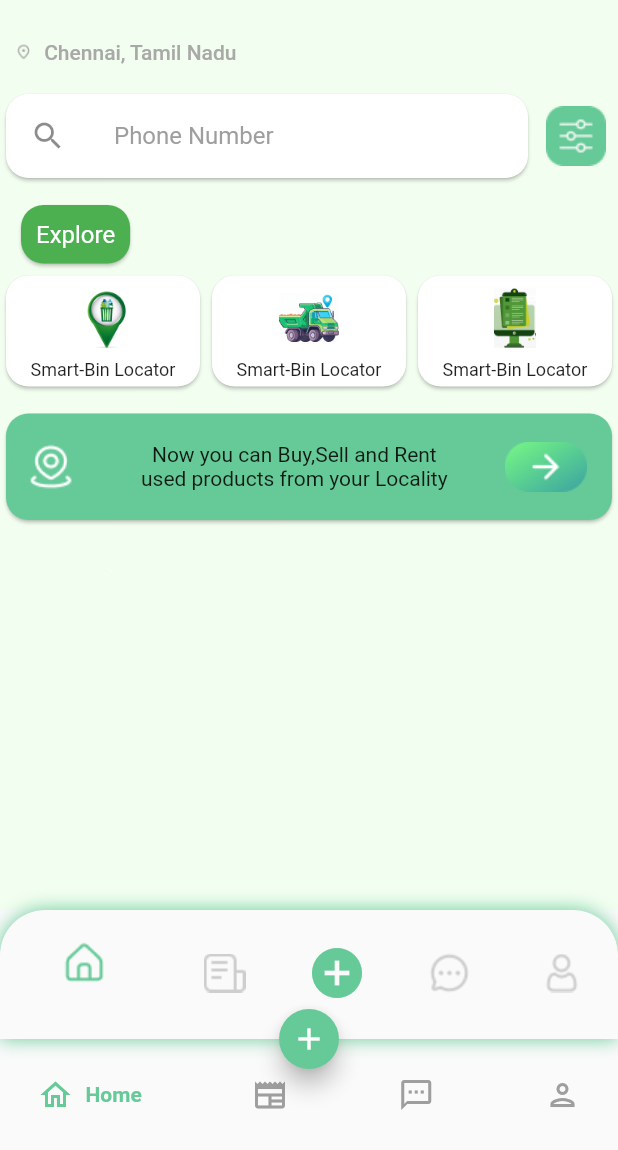
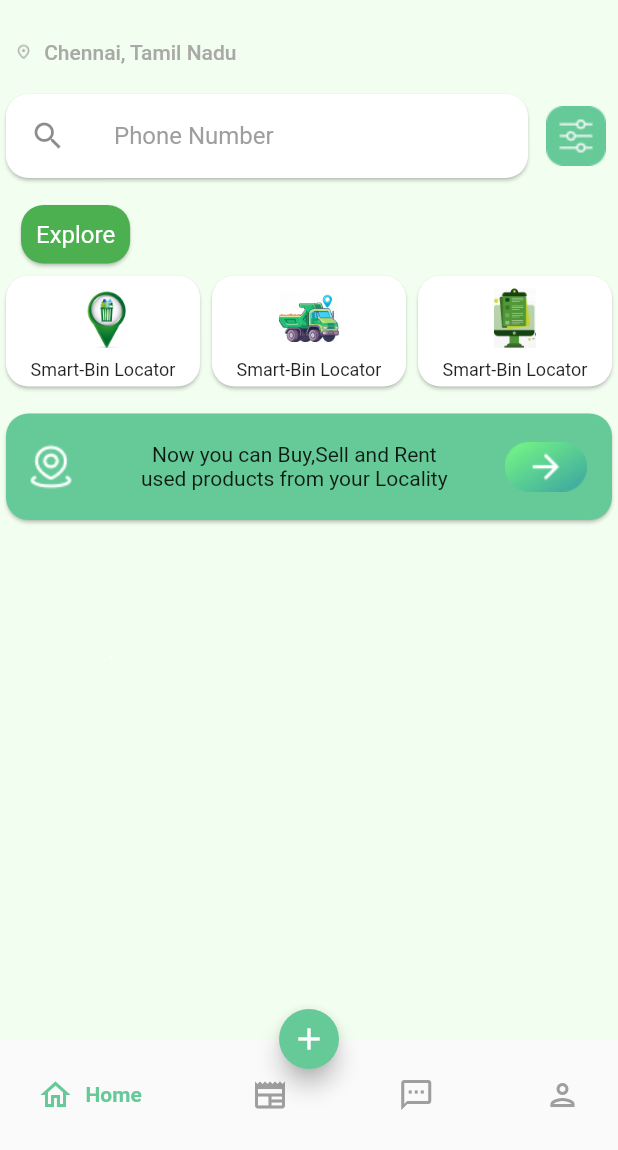
Before and after one commit to tarunpr11/Suchitva, a Flutter app: the UserPage screen opened directly, on a phone screen of 412 x 824 dp, the part 86-1236 px from its top. Run offline on Flutter 3.47's test engine with Material 2 defaults, Android fonts, the phone set to English and light mode, and no system bars; drawn by our look-alikes of google_nav_bar.

Commit message:
Bottom Navigation Working

```diff
--- a/lib/screens/homepage.dart
+++ b/lib/screens/homepage.dart
@@ -238,113 +238,113 @@ class HomePage extends StatelessWidget {
           ),
         ),
       ),
-      bottomNavigationBar: Container(
-        decoration: BoxDecoration(
-          borderRadius: BorderRadius.only(
-              topLeft: Radius.circular(30.0), topRight: Radius.circular(30.0)),
-          boxShadow: [
-            BoxShadow(
-              blurRadius: 10.0,
-              color: Color(0xFF66CA98),
-            ),
-          ],
-        ),
-        child: ClipRRect(
-          borderRadius: BorderRadius.only(
-              topLeft: Radius.circular(30.0), topRight: Radius.circular(30.0)),
-          child: BottomBar(),
-        ),
-      ),
+      // bottomNavigationBar: Container(
+      //   decoration: const BoxDecoration(
+      //     borderRadius: BorderRadius.only(
+      //         topLeft: Radius.circular(30.0), topRight: Radius.circular(30.0)),
+      //     boxShadow: [
+      //       BoxShadow(
+      //         blurRadius: 10.0,
+      //         color: Color(0xFF66CA98),
+      //       ),
+      //     ],
+      //   ),
+      //   child: const ClipRRect(
+      //     borderRadius: BorderRadius.only(
+      //         topLeft: Radius.circular(30.0), topRight: Radius.circular(30.0)),
+      //     child: BottomBar(),
+      //   ),
+      // ),
     );
   }
 }
 
-class BottomBar extends StatefulWidget {
-  const BottomBar({super.key});
+// class BottomBar extends StatefulWidget {
+//   const BottomBar({super.key});
 
-  @override
-  State<BottomBar> createState() => _BottomBarState();
-}
+//   @override
+//   State<BottomBar> createState() => _BottomBarState();
+// }
 
-class _BottomBarState extends State<BottomBar> {
-  int tapIndex = 0;
-  Widget build(BuildContext context) {
-    return BottomNavigationBar(
-      currentIndex: tapIndex,
-      onTap: (int index) {
-        setState(() {
-          tapIndex = index;
-          print(index);
-        });
-      },
-      items: [
-        BottomNavigationBarItem(
-          icon: IconButton(
-            onPressed: () {},
-            icon: Icon(
-              Icons.home_outlined,
-            ),
-            iconSize: 38.0,
-            color: Colors.grey[350],
-          ),
-          label: '',
-          activeIcon: IconButton(
-            onPressed: () {},
-            icon: Image.asset('images/ActiveHome.png'),
-            iconSize: 20.0,
-          ),
-        ),
-        BottomNavigationBarItem(
-          icon: IconButton(
-            onPressed: () {},
-            icon: Image.asset('images/newsIcon.png'),
-            iconSize: 20.0,
-          ),
-          label: '',
-          activeIcon: IconButton(
-            onPressed: () {},
-            icon: Image.asset('images/ActivenewsIcon.png'),
-            iconSize: 20.0,
-          ),
-        ),
-        BottomNavigationBarItem(
-          icon: IconButton(
-            onPressed: () {},
-            icon: Icon(
-              Icons.add_circle,
-              color: Color(0xFF66CA98),
-            ),
-            iconSize: 40.0,
-          ),
-          label: '',
-        ),
-        BottomNavigationBarItem(
-          icon: IconButton(
-            onPressed: () {},
-            icon: Image.asset('images/ChatIcon.png'),
-            iconSize: 20.0,
-          ),
-          label: '',
-          activeIcon: IconButton(
-            onPressed: () {},
-            icon: Image.asset('images/ActiveChat.png'),
-            iconSize: 20.0,
-          ),
-        ),
-        BottomNavigationBarItem(
-          icon: IconButton(
-            onPressed: () {},
-            icon: Image.asset('images/profileIcon.png'),
-            iconSize: 20.0,
-          ),
-          label: '',
-          activeIcon: IconButton(
-            onPressed: () {},
-            icon: Image.asset('images/ActiveProfile.png'),
-            iconSize: 20.0,
-          ),
-        ),
-      ],
-    );
-  }
-}
+// class _BottomBarState extends State<BottomBar> {
+//   int tapIndex = 0;
+//   Widget build(BuildContext context) {
+//     return BottomNavigationBar(
+//       currentIndex: tapIndex,
+//       onTap: (int index) {
+//         setState(() {
+//           tapIndex = index;
+//           print(index);
+//         });
+//       },
+//       items: [
+//         BottomNavigationBarItem(
+//           icon: IconButton(
+//             onPressed: () {},
+//             icon: Icon(
+//               Icons.home_outlined,
+//             ),
+//             iconSize: 38.0,
+//             color: Colors.grey[350],
+//           ),
+//           label: '',
+//           activeIcon: IconButton(
+//             onPressed: () {},
+//             icon: Image.asset('images/ActiveHome.png'),
+//             iconSize: 20.0,
+//           ),
+//         ),
+//         BottomNavigationBarItem(
+//           icon: IconButton(
+//             onPressed: () {},
+//             icon: Image.asset('images/newsIcon.png'),
+//             iconSize: 20.0,
+//           ),
+//           label: '',
+//           activeIcon: IconButton(
+//             onPressed: () {},
+//             icon: Image.asset('images/ActivenewsIcon.png'),
+//             iconSize: 20.0,
+//           ),
+//         ),
+//         BottomNavigationBarItem(
+//           icon: IconButton(
+//             onPressed: () {},
+//             icon: Icon(
+//               Icons.add_circle,
+//               color: Color(0xFF66CA98),
+//             ),
+//             iconSize: 40.0,
+//           ),
+//           label: '',
+//         ),
+//         BottomNavigationBarItem(
+//           icon: IconButton(
+//             onPressed: () {},
+//             icon: Image.asset('images/ChatIcon.png'),
+//             iconSize: 20.0,
+//           ),
+//           label: '',
+//           activeIcon: IconButton(
+//             onPressed: () {},
+//             icon: Image.asset('images/ActiveChat.png'),
+//             iconSize: 20.0,
+//           ),
+//         ),
+//         BottomNavigationBarItem(
+//           icon: IconButton(
+//             onPressed: () {},
+//             icon: Image.asset('images/profileIcon.png'),
+//             iconSize: 20.0,
+//           ),
+//           label: '',
+//           activeIcon: IconButton(
+//             onPressed: () {},
+//             icon: Image.asset('images/ActiveProfile.png'),
+//             iconSize: 20.0,
+//           ),
+//         ),
+//       ],
+//     );
+//   }
+// }
--- a/lib/userPage.dart
+++ b/lib/userPage.dart
@@ -1,6 +1,6 @@
 import 'package:flutter/material.dart';
 import 'package:google_nav_bar/google_nav_bar.dart';
-import 'package:nirmal/screens/community.dart';
+import 'package:nirmal/screens/chat.dart';
 import 'package:nirmal/screens/homepage.dart';
 import 'package:nirmal/screens/news.dart';
 import 'package:nirmal/screens/profile.dart';
@@ -16,8 +16,8 @@ class _UserPageState extends State<UserPage> {
   int _selectedIndex = 0;
   static const List<Widget> _widgetOptions = <Widget>[
     HomePage(),
-    CommunityPage(),
     NewsPage(),
+    ChatPage(),
     ProfilePage()
   ];
   @override
```
Also changed, not shown: lib/screens/chat.dart (added, +15 -0 lines), lib/screens/community.dart (deleted, +0 -15 lines), lib/screens/news.dart (+101 -1 lines).
